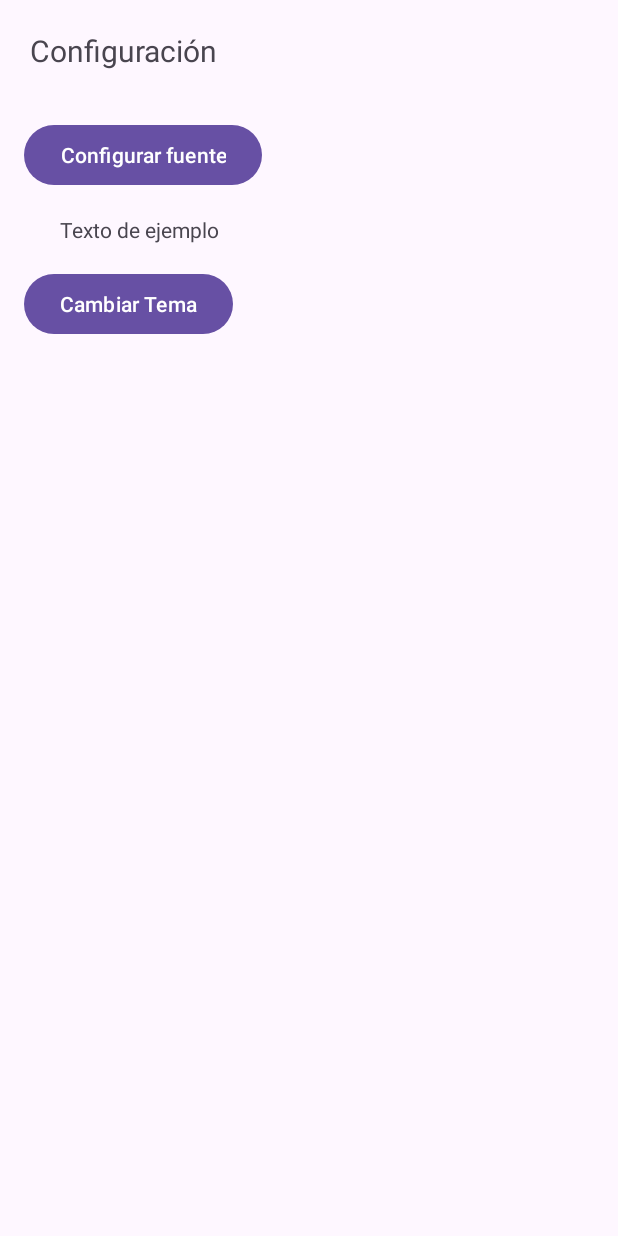
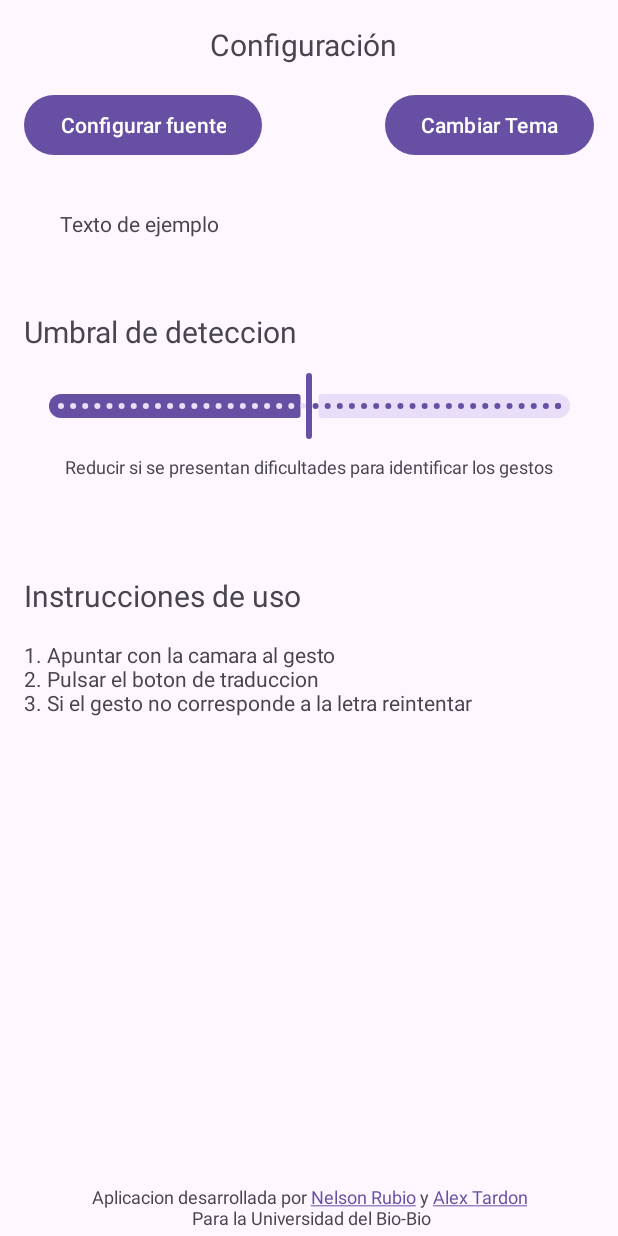
Before and after one commit to AlexFT257/DTSL, an Android app: the layout fragment_settings.xml on its own in the app's theme, with its tools: preview values and no code run, on a phone screen of 412 x 824 dp. Run offline under Robolectric (Android 15) with nearby library versions, the phone set to English and light mode, and no system bars; network calls fail.

Commit message:
Mayor Opciones: ahora las opciones tiene un slider para el threshold de deteccion

```diff
--- a/app/src/main/java/com/example/dtls/Settings.kt
+++ b/app/src/main/java/com/example/dtls/Settings.kt
@@ -1,7 +1,9 @@
+
 import android.content.Context
 import android.content.SharedPreferences
 import android.content.res.Configuration
 import android.os.Bundle
+import android.text.method.LinkMovementMethod
 import android.view.LayoutInflater
 import android.view.View
 import android.view.ViewGroup
@@ -9,11 +11,16 @@ import android.widget.Button
 import android.widget.TextView
 import androidx.appcompat.app.AppCompatDelegate
 import androidx.fragment.app.Fragment
+import com.example.dtls.GestureDetection
+import com.example.dtls.GestureDetectionOnline
 import com.example.dtls.R
+import com.google.android.material.slider.Slider
 
 class Settings : Fragment(), FontSizeChangeListener {
 
     private lateinit var sharedPreferences: SharedPreferences
+    private lateinit var gestureDetectionOnline: GestureDetectionOnline
+    private lateinit var gestureDetection: GestureDetection
 
     override fun onCreateView(
         inflater: LayoutInflater, container: ViewGroup?,
@@ -33,6 +40,22 @@ class Settings : Fragment(), FontSizeChangeListener {
         val btnOpenFontSettings = view.findViewById<Button>(R.id.btnOpenFontSettings)
         val textViewExample = view.findViewById<TextView>(R.id.textViewExample)
         val btnChangeTheme = view.findViewById<Button>(R.id.btnChangeTheme)
+        val creditText = view.findViewById<TextView>(R.id.textCredits)
+        var thresholdSlider = view.findViewById<Slider>(R.id.thresholdSider)
+
+        // para que se pueda acceder al github de cada uno
+        creditText.movementMethod = LinkMovementMethod.getInstance()
+
+        // buscando las instancias para modificarlas
+        gestureDetection = GestureDetection.getInstance(requireContext())
+        gestureDetectionOnline = GestureDetectionOnline.getInstance(requireContext())
+
+        // definir OnChange method para el slider
+        thresholdSlider.addOnChangeListener(Slider.OnChangeListener { slider, value, fromUser ->
+            gestureDetection.threshold = value
+            gestureDetectionOnline.threshold = value
+//            Log.println(Log.DEBUG,"Slider","online: ${gestureDetectionOnline.threshold}, local: ${gestureDetection.threshold}")
+        })
 
         // Manejar el clic en el botón "Aplicar"
         btnOpenFontSettings.setOnClickListener {
--- a/app/src/main/res/layout/fragment_home.xml
+++ b/app/src/main/res/layout/fragment_home.xml
@@ -11,32 +11,31 @@
     <androidx.cardview.widget.CardView
         android:id="@+id/cardView"
         android:layout_width="match_parent"
-        android:layout_height="250dp"
+        android:layout_height="300dp"
         android:layout_gravity="top|center"
         app:cardCornerRadius="20dp"
         app:cardElevation="4dp"
-        app:cardUseCompatPadding="true"
-        >
+        app:cardUseCompatPadding="true">
 
         <View
             android:id="@+id/overlayView"
             android:layout_width="match_parent"
-            android:layout_height="match_parent"/>
+            android:layout_height="match_parent" />
+
         <androidx.camera.view.PreviewView
             android:id="@+id/previewView"
             android:layout_width="match_parent"
-            android:layout_height="match_parent" >
+            android:layout_height="match_parent">
 
         </androidx.camera.view.PreviewView>
-
 
 
     </androidx.cardview.widget.CardView>
 
     <androidx.constraintlayout.widget.ConstraintLayout
         android:layout_width="match_parent"
-        android:layout_height="match_parent"
-        android:layout_gravity="top"
+        android:layout_height="424dp"
+        android:layout_gravity="bottom"
         android:layout_marginTop="250dp">
 
 
@@ -147,16 +146,16 @@
 
 
         <LinearLayout
-            android:gravity="top"
+            android:id="@+id/optionContainer"
 
-            android:id="@+id/optionContainer"
             android:layout_width="111dp"
             android:layout_height="110dp"
             android:layout_marginStart="16dp"
             android:layout_marginTop="12dp"
+            android:gravity="top"
+            android:orientation="vertical"
             app:layout_constraintStart_toStartOf="parent"
-            app:layout_constraintTop_toBottomOf="@+id/suggestionTextView"
-            android:orientation="vertical">
+            app:layout_constraintTop_toBottomOf="@+id/suggestionTextView">
 
         </LinearLayout>
 
--- a/app/src/main/res/layout/fragment_settings.xml
+++ b/app/src/main/res/layout/fragment_settings.xml
@@ -1,6 +1,7 @@
 <?xml version="1.0" encoding="utf-8"?>
 <!-- fragment_settings.xml -->
-<LinearLayout xmlns:android="http://schemas.android.com/apk/res/android"
+<androidx.constraintlayout.widget.ConstraintLayout xmlns:android="http://schemas.android.com/apk/res/android"
+    xmlns:app="http://schemas.android.com/apk/res-auto"
     xmlns:tools="http://schemas.android.com/tools"
     android:layout_width="match_parent"
     android:layout_height="match_parent"
@@ -8,39 +9,115 @@
     android:gravity="start">
 
     <TextView
-        android:id="@+id/textView2"
+        android:id="@+id/textView6"
         android:layout_width="wrap_content"
         android:layout_height="wrap_content"
+        android:layout_marginStart="16dp"
+        android:layout_marginTop="64dp"
+        android:text="Instrucciones de uso"
+        android:textSize="20dp"
+        app:layout_constraintStart_toStartOf="parent"
+        app:layout_constraintTop_toBottomOf="@+id/textView7" />
+
+    <TextView
+        android:layout_width="wrap_content"
+        android:layout_height="wrap_content"
+        android:layout_marginStart="16dp"
+        android:layout_marginTop="16dp"
+        android:text="1. Apuntar con la camara al gesto\n2. Pulsar el boton de traduccion\n3. Si el gesto no corresponde a la letra reintentar"
+        android:textSize="14dp"
+        app:layout_constraintStart_toStartOf="parent"
+        app:layout_constraintTop_toBottomOf="@+id/textView6" />
+
+    <TextView
+        android:id="@+id/textCredits"
+        android:layout_width="wrap_content"
+        android:layout_height="wrap_content"
+        android:layout_marginBottom="4dp"
+        android:textSize="12dp"
+        android:textAlignment="center"
+        android:text="@string/txtCredits"
+        app:layout_constraintBottom_toBottomOf="parent"
+        app:layout_constraintEnd_toEndOf="parent"
+        app:layout_constraintStart_toStartOf="parent" />
+
+    <TextView
+        android:id="@+id/ConfigTitle"
+        android:layout_width="wrap_content"
+        android:layout_height="wrap_content"
+        android:layout_gravity="center_vertical|start"
+        android:layout_marginStart="140dp"
+        android:layout_marginTop="16dp"
         android:text="Configuración"
         android:textSize="20dp"
-        android:layout_marginTop="20dp"
-        android:layout_marginStart="20dp"
-        android:layout_gravity="center_vertical|start"
-        android:layout_marginBottom="16dp" />
+        app:layout_constraintStart_toStartOf="parent"
+        app:layout_constraintTop_toTopOf="parent" />
 
     <Button
         android:id="@+id/btnOpenFontSettings"
         android:layout_width="wrap_content"
         android:layout_height="wrap_content"
-        android:text="Configurar fuente"
         android:layout_marginStart="16dp"
         android:layout_marginTop="16dp"
-        android:layout_marginBottom="16dp" />
+        android:text="Configurar fuente"
+        app:layout_constraintStart_toStartOf="parent"
+        app:layout_constraintTop_toBottomOf="@+id/ConfigTitle" />
 
     <TextView
         android:id="@+id/textViewExample"
         android:layout_width="wrap_content"
         android:layout_height="wrap_content"
+        android:layout_marginStart="40dp"
+        android:layout_marginTop="32dp"
         android:text="Texto de ejemplo"
-        android:layout_marginStart="40dp" />
+        app:layout_constraintStart_toStartOf="parent"
+        app:layout_constraintTop_toBottomOf="@+id/btnOpenFontSettings" />
 
     <Button
         android:id="@+id/btnChangeTheme"
         android:layout_width="wrap_content"
         android:layout_height="wrap_content"
+        android:layout_marginTop="16dp"
+        android:layout_marginEnd="16dp"
         android:text="Cambiar Tema"
+        app:layout_constraintEnd_toEndOf="parent"
+        app:layout_constraintHorizontal_bias="1.0"
+        app:layout_constraintStart_toEndOf="@+id/btnOpenFontSettings"
+        app:layout_constraintTop_toBottomOf="@+id/ConfigTitle" />
+
+    <TextView
+        android:id="@+id/textView5"
+        android:layout_width="wrap_content"
+        android:layout_height="wrap_content"
         android:layout_marginStart="16dp"
-        android:layout_marginTop="16dp"
-        android:layout_marginBottom="16dp" />
+        android:layout_marginTop="100dp"
+        android:text="Umbral de deteccion"
+        android:textSize="20dp"
+        app:layout_constraintStart_toStartOf="parent"
+        app:layout_constraintTop_toBottomOf="@+id/btnOpenFontSettings" />
 
-</LinearLayout>
+    <com.google.android.material.slider.Slider
+        android:id="@+id/thresholdSider"
+        android:layout_width="375dp"
+        android:layout_height="46dp"
+        android:layout_marginTop="12dp"
+        android:stepSize="1"
+        android:value="50"
+        android:valueFrom="0"
+        android:valueTo="100"
+        app:layout_constraintEnd_toEndOf="parent"
+        app:layout_constraintStart_toStartOf="parent"
+        app:layout_constraintTop_toBottomOf="@+id/textView5" />
+
+    <TextView
+        android:id="@+id/textView7"
+        android:layout_width="wrap_content"
+        android:layout_height="wrap_content"
+        android:layout_marginTop="8dp"
+        android:text="Reducir si se presentan dificultades para identificar los gestos"
+        android:textSize="12dp"
+        app:layout_constraintEnd_toEndOf="parent"
+        app:layout_constraintStart_toStartOf="parent"
+        app:layout_constraintTop_toBottomOf="@+id/thresholdSider" />
+
+</androidx.constraintlayout.widget.ConstraintLayout>
--- a/app/src/main/res/values/strings.xml
+++ b/app/src/main/res/values/strings.xml
@@ -5,4 +5,5 @@
     <string name="opciones">Opciones</string>
     <!-- TODO: Remove or change this placeholder text -->
     <string name="hello_blank_fragment">Hello blank fragment</string>
+    <string name="txtCredits">Aplicacion desarrollada por <a href="https://github.com/Nelruu">Nelson Rubio</a> y <a href="https://github.com/AlexFT257">Alex Tardon</a>\n Para la Universidad del Bio-Bio</string>
 </resources>
```
